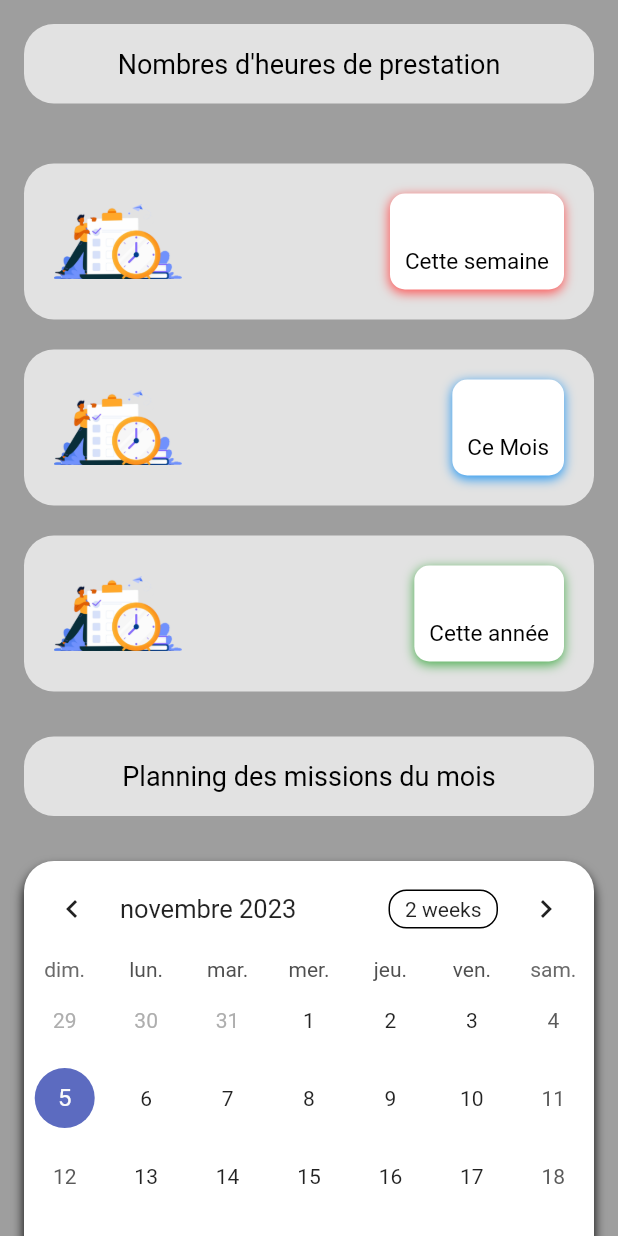
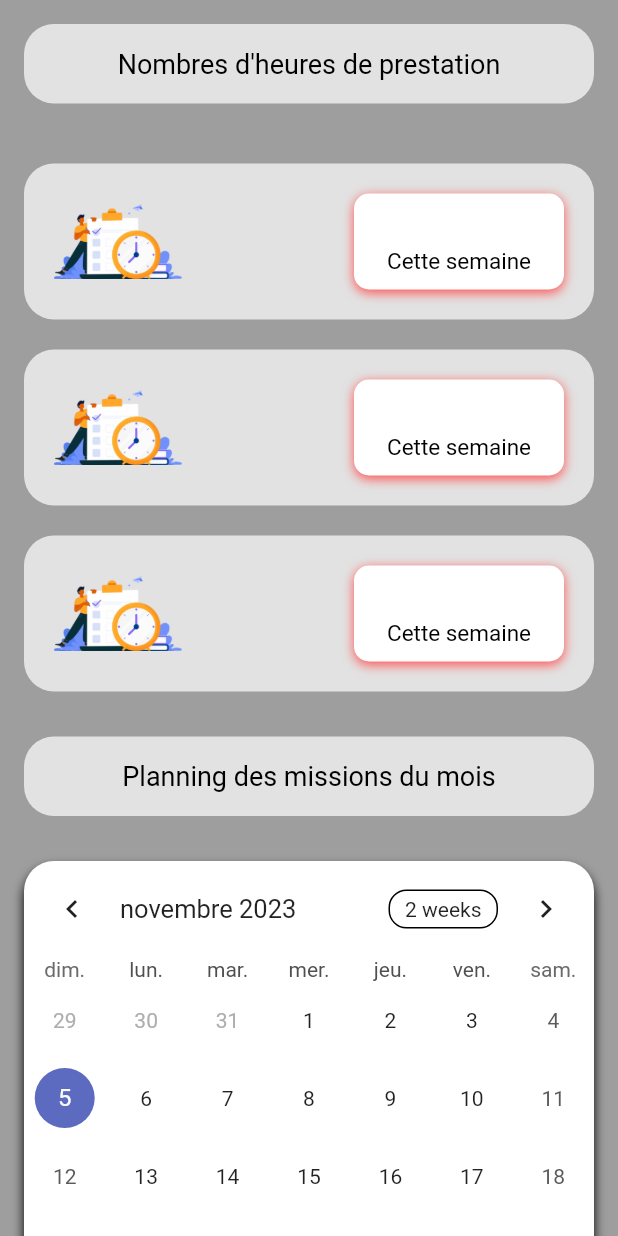
Before and after one commit to lachose-jB/surappariteur, a Flutter app: the HomeChild screen opened directly, on a phone screen of 412 x 824 dp. Run offline on Flutter 3.47's test engine with Material 2 defaults, Android fonts, the phone set to English and light mode, and no system bars; drawn by our look-alikes of table_calendar; our stand-ins replace curved_navigation_bar, flutter_staggered_animations, flutter_svg, fluttertoast, image_picker, permission_handler and 2 more; accounts and stored records are empty; network calls fail.

Commit message:
doc updatz

```diff
--- /dev/null
+++ b/lib/police/acteurs/missionuser.dart
@@ -0,0 +1,39 @@
+class MissionEffUser {
+  final List<Mission> result;
+  final String month;
+  final String monthyear;
+  final String sum_heure;
+  final int lastyear;
+  final List<Year> years;
+
+  MissionEffUser({
+    required this.result,
+    required this.month,
+    required this.monthyear,
+    required this.sum_heure,
+    required this.lastyear,
+    required this.years,
+  });
+}
+
+class Mission {
+  final String date;
+  final String reference;
+  final String etabli;
+  final String duree;
+
+  Mission({
+    required this.date,
+    required this.reference,
+    required this.etabli,
+    required this.duree,
+  });
+}
+
+class Year {
+  final String year;
+
+  Year({
+    required this.year,
+  });
+}
--- a/lib/police/vueController/home/child.dart
+++ b/lib/police/vueController/home/child.dart
@@ -75,6 +75,8 @@
                       height: 50,
                     ),
                     Container(
+                      width: 140.0, // Ajoutez la largeur fixe de 60
+                      child: Container(
                         padding: const EdgeInsets.all(10.0),
                         decoration: BoxDecoration(
                           color: Colors.white,
@@ -108,6 +110,7 @@
                           ],
                         ),
                       ),
+                    ),
                   ],
                 ),
               ),
@@ -127,13 +130,15 @@
                       height: 50,
                     ),
                     Container(
+                      width: 140.0, // Ajoutez la largeur fixe de 60
+                      child: Container(
                         padding: const EdgeInsets.all(10.0),
                         decoration: BoxDecoration(
                           color: Colors.white,
                           borderRadius: BorderRadius.circular(10.0),
                           boxShadow: const [
                             BoxShadow(
-                            color: Colors.blue,
+                              color: Colors.redAccent,
                               offset: Offset(0, 2),
                               blurRadius: 6.0,
                               spreadRadius: 0.0,
@@ -151,13 +156,14 @@
                             ),
                             const SizedBox(height: 5.0),
                             const Text(
-                            "Ce Mois",
+                              "Cette semaine",
                               style: TextStyle(
                                 color: Colors.black,
                                 fontSize: 15.0,
                               ),
                             ),
                           ],
+                        ),
                       ),
                     ),
                   ],
@@ -179,13 +185,15 @@
                       height: 50,
                     ),
                     Container(
+                      width: 140.0, // Ajoutez la largeur fixe de 60
+                      child: Container(
                         padding: const EdgeInsets.all(10.0),
                         decoration: BoxDecoration(
                           color: Colors.white,
                           borderRadius: BorderRadius.circular(10.0),
                           boxShadow: const [
                             BoxShadow(
-                            color: Colors.green,
+                              color: Colors.redAccent,
                               offset: Offset(0, 2),
                               blurRadius: 6.0,
                               spreadRadius: 0.0,
@@ -203,13 +211,14 @@
                             ),
                             const SizedBox(height: 5.0),
                             const Text(
-                            "Cette année",
+                              "Cette semaine",
                               style: TextStyle(
                                 color: Colors.black,
                                 fontSize: 15.0,
                               ),
                             ),
                           ],
+                        ),
                       ),
                     ),
                   ],
```
Also changed, not shown: lib/police/helper/serveur/authentificateur.dart (+69 -0 lines), lib/police/vueController/missioncontroler/childmission.dart (+109 -64 lines). Lines whose indentation alone changed are shown as unchanged.
